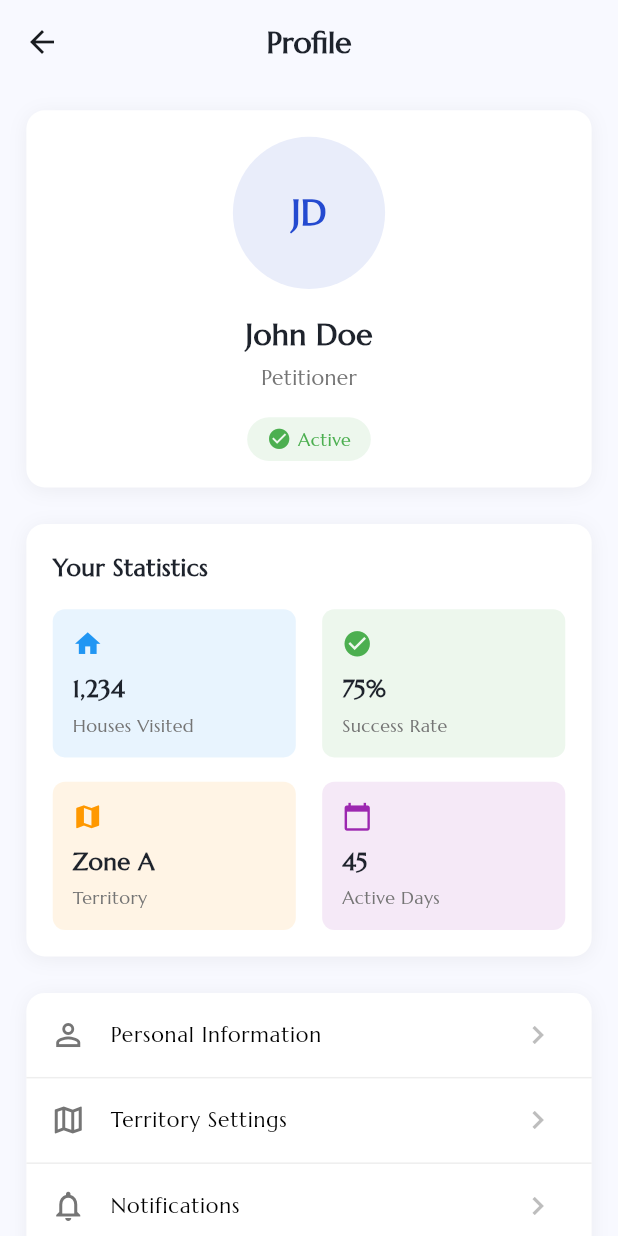
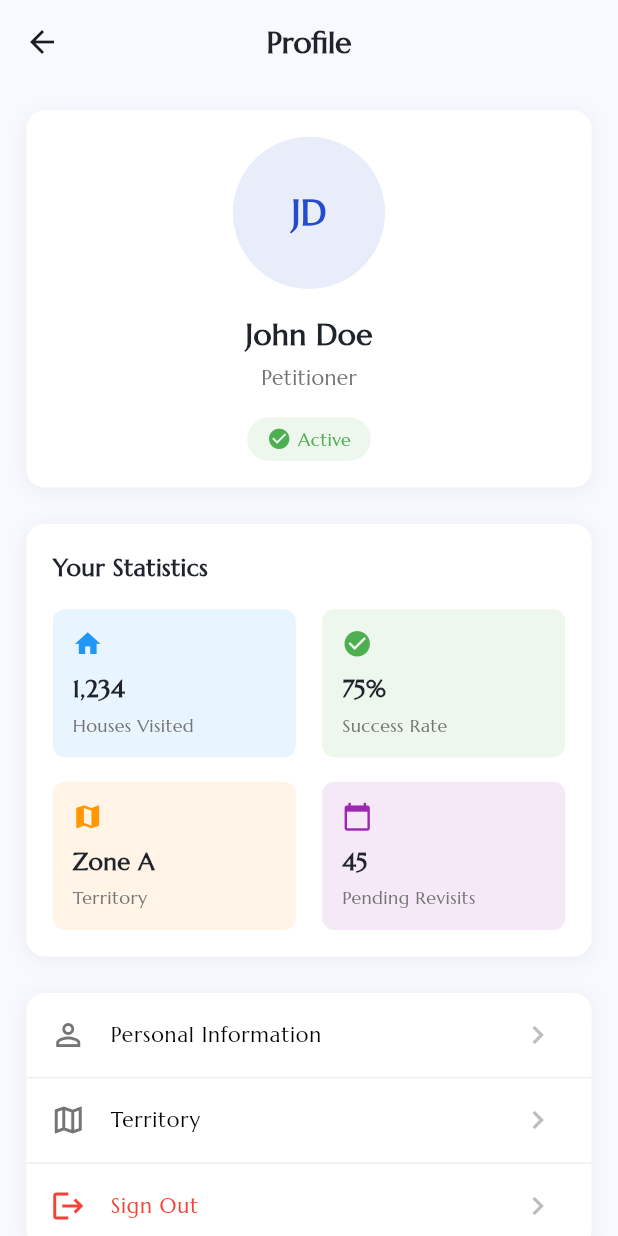
Before and after one commit to Jossyboydgenius/Ballot-Access-Pro, a Flutter app: the ProfileView screen opened directly, on a phone screen of 412 x 824 dp. Run offline on Flutter 3.47's test engine with Material 3 defaults, Android fonts, the light colour scheme and no system bars; our stand-ins replace flutter_screenutil, flutter_svg, geolocator, google_maps_flutter, location, permission_handler.

Commit message:
Update ProfileView: rename 'Active Days' to 'Pending Revisits' and simplify menu items

```diff
--- a/lib/ui/views/petitioner/profile_view.dart
+++ b/lib/ui/views/petitioner/profile_view.dart
@@ -164,7 +164,7 @@ class ProfileView extends StatelessWidget {
               SizedBox(width: 16.w),
               Expanded(
                 child: _buildStatItem(
-                  'Active Days',
+                  'Pending Revisits',
                   '45',
                   Icons.calendar_today,
                   Colors.purple,
@@ -234,26 +234,10 @@ class ProfileView extends StatelessWidget {
           ),
           _buildDivider(),
           _buildMenuItem(
-            'Territory Settings',
+            'Territory',
             Icons.map_outlined,
             onTap: () {
               // TODO: Navigate to territory settings screen
-            },
-          ),
-          _buildDivider(),
-          _buildMenuItem(
-            'Notifications',
-            Icons.notifications_outlined,
-            onTap: () {
-              // TODO: Navigate to notifications screen
-            },
-          ),
-          _buildDivider(),
-          _buildMenuItem(
-            'Help & Support',
-            Icons.help_outline,
-            onTap: () {
-              // TODO: Navigate to help screen
             },
           ),
           _buildDivider(),
```
